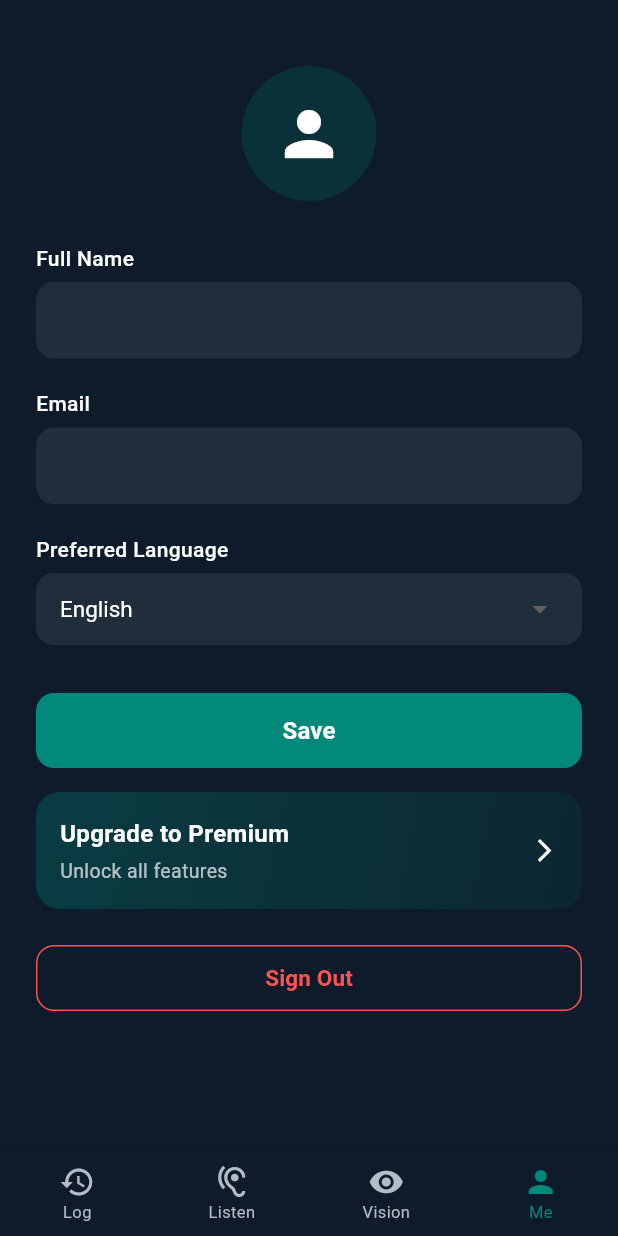
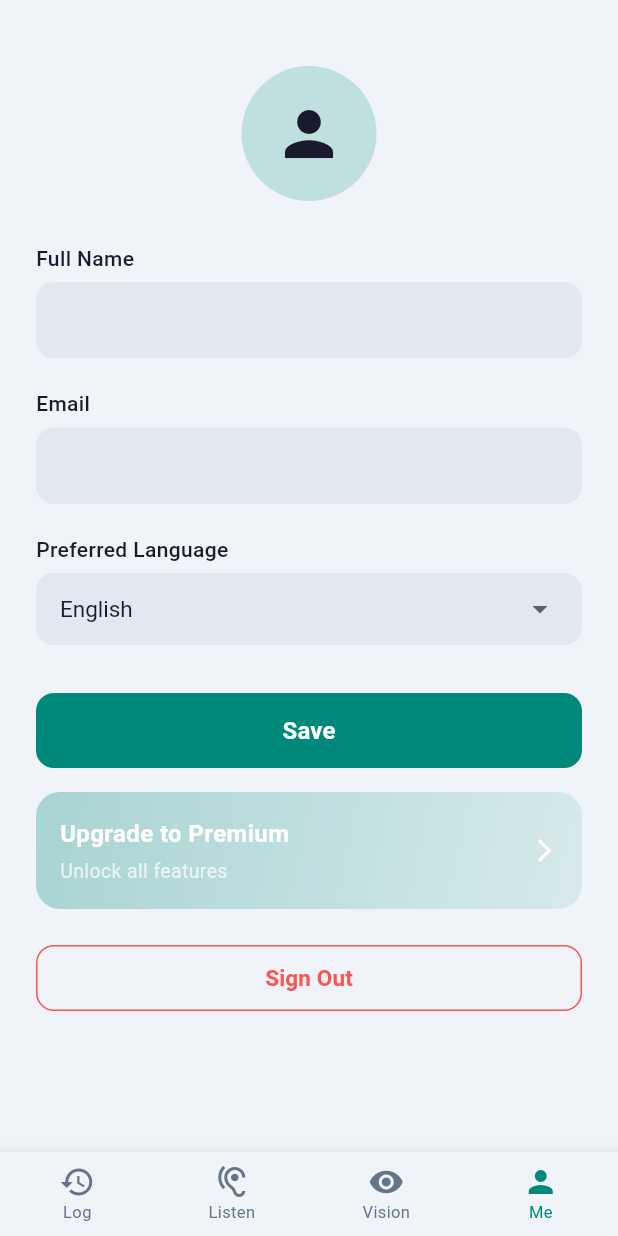
Before and after one commit to hammadkhaanhere/EchoSee, a Flutter app: the HomeScreen screen opened directly with empty values, item 4 of the bottom bar chosen, on a phone screen of 412 x 824 dp. Run offline on Flutter 3.47's test engine with Material 3 defaults, Android fonts, the phone set to English and light mode, and no system bars; our stand-ins replace shared_preferences; accounts and stored records are empty.

Commit message:
light mode adjusted + profle screen added animations

```diff
--- a/lib/constants/app_colors.dart
+++ b/lib/constants/app_colors.dart
@@ -3,18 +3,19 @@ import 'package:flutter/material.dart';
 class AppColors {
   AppColors._();
 
-  // Light theme
-  static const Color navyBlue = Color(0xFF0D1B2A);
+  // Shared
   static const Color teal = Color(0xFF00897B);
   static const Color greenLive = Color(0xFF4CAF50);
-  static const Color cardBackground = Color(0xFFF5F5F5);
-  static const Color textPrimary = Color(0xFFFFFFFF);
-  static const Color textSecondary = Color(0xFFB0BEC5);
-  static const Color subtitleBackground = Color(0xFFFFFFFF);
   static const Color speakerLabel = Color(0xFF1565C0);
-  static const Color subtitleText = Color(0xFF212121);
-  static const Color surfaceLight = Color(0xFFF5F5F5);
-  static const Color surfaceDark = Color(0xFF1A1A2E);
+
+  // Light theme
+  static const Color lightBackground = Color(0xFFF0F4F8);
+  static const Color lightCard = Color(0xFFFFFFFF);
+  static const Color lightTextPrimary = Color(0xFF1A1A2E);
+  static const Color lightTextSecondary = Color(0xFF64748B);
+  static const Color lightSubtitleText = Color(0xFF2D3748);
+  static const Color lightSubtitleBg = Color(0xFFE8EDF2);
+  static const Color lightFieldBg = Color(0xFFE2E8F0);
 
   // Dark theme
   static const Color darkBackground = Color(0xFF0F0F23);
@@ -22,6 +23,7 @@ class AppColors {
   static const Color darkSubtitleBg = Color(0xFF16213E);
   static const Color darkText = Color(0xFFE0E0E0);
   static const Color darkSubtitleText = Color(0xFF90A4AE);
+  static const Color darkFieldBg = Color(0xFF1E1E3A);
 
   // Subtitle color palette
   static const List<Color> subtitleColorPalette = [
@@ -36,18 +38,18 @@ class AppColors {
   static ThemeData lightTheme = ThemeData(
     brightness: Brightness.light,
     colorScheme: ColorScheme.fromSeed(
-      seedColor: navyBlue,
+      seedColor: teal,
       primary: teal,
       brightness: Brightness.light,
     ),
-    scaffoldBackgroundColor: navyBlue,
+    scaffoldBackgroundColor: lightBackground,
     useMaterial3: true,
   );
 
   static ThemeData darkTheme = ThemeData(
     brightness: Brightness.dark,
     colorScheme: ColorScheme.fromSeed(
-      seedColor: darkBackground,
+      seedColor: teal,
       primary: teal,
       brightness: Brightness.dark,
     ),
--- a/lib/reusables/app_bottom_nav.dart
+++ b/lib/reusables/app_bottom_nav.dart
@@ -13,9 +13,10 @@ class AppBottomNav extends StatelessWidget {
 
   @override
   Widget build(BuildContext context) {
+    final isDark = Theme.of(context).brightness == Brightness.dark;
     return Theme(
       data: Theme.of(context).copyWith(
-        canvasColor: AppColors.navyBlue,
+        canvasColor: isDark ? AppColors.darkBackground : AppColors.lightBackground,
         splashFactory: NoSplash.splashFactory,
         highlightColor: Colors.transparent,
       ),
@@ -27,7 +28,9 @@ class AppBottomNav extends StatelessWidget {
         selectedFontSize: 11,
         unselectedFontSize: 11,
         selectedItemColor: AppColors.teal,
-        unselectedItemColor: AppColors.textSecondary,
+        unselectedItemColor: isDark
+            ? AppColors.darkSubtitleText
+            : AppColors.lightTextSecondary,
         items: const [
           BottomNavigationBarItem(icon: Icon(Icons.history), label: 'Log'),
           BottomNavigationBarItem(icon: Icon(Icons.hearing), label: 'Listen'),
--- a/lib/reusables/font_size_selector.dart
+++ b/lib/reusables/font_size_selector.dart
@@ -50,7 +50,7 @@ class FontSizeSelector extends StatelessWidget {
               duration: const Duration(milliseconds: 300),
               style: TextStyle(
                 fontSize: 14 * appState.textScaleFactor,
-                color: AppColors.subtitleText,
+                color: AppColors.lightSubtitleText,
               ),
               child: Container(
                 padding: const EdgeInsets.all(12),
--- a/lib/screens/home_screen.dart
+++ b/lib/screens/home_screen.dart
@@ -54,7 +54,7 @@ class _HomeScreenState extends State<HomeScreen> {
         final isDark = widget.appState.themeMode == ThemeMode.dark;
         return Scaffold(
           backgroundColor:
-              isDark ? AppColors.darkBackground : AppColors.navyBlue,
+               isDark ? AppColors.darkBackground : AppColors.lightBackground,
           body: _PageFadeSwitcher(
             index: _currentIndex,
             pages: _pages,
@@ -93,7 +93,7 @@ class _HomeScreenState extends State<HomeScreen> {
       child: Text(
         'Vision Assistance',
         style: TextStyle(
-          color: isDark ? AppColors.darkText : AppColors.textPrimary,
+          color: isDark ? AppColors.darkText : AppColors.lightTextPrimary,
           fontSize: 18,
         ),
       ),
@@ -122,8 +122,8 @@ class _HomeScreenState extends State<HomeScreen> {
               const SizedBox(width: 6),
               Text(
                 _isListening ? 'Live' : 'Idle',
-                style: const TextStyle(
-                  color: AppColors.textPrimary,
+                style: TextStyle(
+                  color: isDark ? AppColors.darkText : AppColors.lightTextPrimary,
                   fontSize: 14,
                   fontWeight: FontWeight.w500,
                 ),
@@ -135,12 +135,12 @@ class _HomeScreenState extends State<HomeScreen> {
             children: [
               IconButton(
                 icon: Icon(Icons.settings,
-                    color: isDark ? AppColors.darkText : AppColors.textPrimary),
+                    color: isDark ? AppColors.darkText : AppColors.lightTextPrimary),
                 onPressed: () => _showSettingsSheet(),
               ),
               IconButton(
                 icon: Icon(Icons.text_fields,
-                    color: isDark ? AppColors.darkText : AppColors.textPrimary),
+                    color: isDark ? AppColors.darkText : AppColors.lightTextPrimary),
                 onPressed: () => _showFontSheet(),
               ),
             ],
@@ -166,7 +166,7 @@ class _HomeScreenState extends State<HomeScreen> {
                 'Tap the mic to start',
                 style: TextStyle(
                   color:
-                      isDark ? AppColors.darkSubtitleText : AppColors.textSecondary,
+                      isDark ? AppColors.darkSubtitleText : AppColors.lightTextSecondary,
                   fontSize: 14,
                 ),
               ),
@@ -453,7 +453,7 @@ class _AnimatedSubtitleState extends State<_AnimatedSubtitle>
       margin: const EdgeInsets.only(bottom: 8),
       padding: const EdgeInsets.all(12),
       decoration: BoxDecoration(
-        color: widget.isDark ? AppColors.darkCard : AppColors.cardBackground,
+        color: widget.isDark ? AppColors.darkCard : AppColors.lightCard,
         borderRadius: BorderRadius.circular(12),
       ),
       child: Row(
@@ -481,7 +481,7 @@ class _AnimatedSubtitleState extends State<_AnimatedSubtitle>
               style: TextStyle(
                 color: widget.isDark
                     ? AppColors.darkSubtitleText
-                    : AppColors.subtitleText,
+                    : AppColors.lightSubtitleText,
                 fontSize: 14 * widget.textScale,
               ),
             ),
--- a/lib/screens/profile_screen.dart
+++ b/lib/screens/profile_screen.dart
@@ -39,7 +39,7 @@ class _ProfileScreenState extends State<ProfileScreen> {
     final isDark = widget.appState.themeMode == ThemeMode.dark;
 
     return Scaffold(
-      backgroundColor: isDark ? AppColors.darkBackground : AppColors.navyBlue,
+      backgroundColor: isDark ? AppColors.darkBackground : AppColors.lightBackground,
       body: SafeArea(
         child: SingleChildScrollView(
           padding: const EdgeInsets.all(24),
@@ -47,38 +47,54 @@ class _ProfileScreenState extends State<ProfileScreen> {
             crossAxisAlignment: CrossAxisAlignment.start,
             children: [
               const SizedBox(height: 20),
-              Center(
-                child: Container(
-                  width: 90,
-                  height: 90,
-                  decoration: BoxDecoration(
-                    shape: BoxShape.circle,
-                    color: AppColors.teal.withValues(alpha: 0.2),
-                  ),
-                  child: Icon(Icons.person,
-                      size: 48,
-                      color: isDark ? AppColors.darkText : AppColors.textPrimary),
+              _AnimatedSection(
+                delayMs: 0,
+                child: Center(child: _buildAvatar(isDark)),
+              ),
+              const SizedBox(height: 28),
+              _AnimatedSection(
+                delayMs: 100,
+                child: _buildFieldGroup('Full Name', _nameCtrl, isDark),
+              ),
+              const SizedBox(height: 20),
+              _AnimatedSection(
+                delayMs: 200,
+                child: _buildFieldGroup('Email', _emailCtrl, isDark),
+              ),
+              const SizedBox(height: 20),
+              _AnimatedSection(
+                delayMs: 300,
+                child: Column(
+                  crossAxisAlignment: CrossAxisAlignment.start,
+                  children: [
+                    _fieldLabel('Preferred Language', isDark),
+                    const SizedBox(height: 6),
+                    _buildLanguageDropdown(isDark),
+                  ],
                 ),
               ),
-              const SizedBox(height: 28),
-              _fieldLabel('Full Name', isDark),
-              const SizedBox(height: 6),
-              _buildField(_nameCtrl, isDark),
-              const SizedBox(height: 20),
-              _fieldLabel('Email', isDark),
-              const SizedBox(height: 6),
-              _buildField(_emailCtrl, isDark),
-              const SizedBox(height: 20),
-              _fieldLabel('Preferred Language', isDark),
-              const SizedBox(height: 6),
-              _buildLanguageDropdown(isDark),
               const SizedBox(height: 32),
-              _buildSaveButton(isDark),
+              _AnimatedSection(
+                delayMs: 400,
+                child: _buildSaveButton(isDark),
+              ),
+              if (widget.appState.isPremium) ...[
+                const SizedBox(height: 16),
+                _AnimatedSection(
+                  delayMs: 500,
+                  child: _buildPremiumBadge(isDark),
+                ),
+              ],
               const SizedBox(height: 16),
-              if (widget.appState.isPremium) _buildPremiumBadge(isDark),
-              _buildSubscriptionCard(isDark),
+              _AnimatedSection(
+                delayMs: 500,
+                child: _buildSubscriptionCard(isDark),
+              ),
               const SizedBox(height: 24),
-              _buildSignOutButton(isDark),
+              _AnimatedSection(
+                delayMs: 600,
+                child: _buildSignOutButton(isDark),
+              ),
             ],
           ),
         ),
@@ -86,11 +102,36 @@ class _ProfileScreenState extends State<ProfileScreen> {
     );
   }
 
+  Widget _buildAvatar(bool isDark) {
+    return Container(
+      width: 90,
+      height: 90,
+      decoration: BoxDecoration(
+        shape: BoxShape.circle,
+        color: AppColors.teal.withValues(alpha: 0.2),
+      ),
+      child: Icon(Icons.person,
+          size: 48,
+          color: isDark ? AppColors.darkText : AppColors.lightTextPrimary),
+    );
+  }
+
+  Widget _buildFieldGroup(String label, TextEditingController ctrl, bool isDark) {
+    return Column(
+      crossAxisAlignment: CrossAxisAlignment.start,
+      children: [
+        _fieldLabel(label, isDark),
+        const SizedBox(height: 6),
+        _buildField(ctrl, isDark),
+      ],
+    );
+  }
+
   Widget _fieldLabel(String text, bool isDark) {
     return Text(
       text,
       style: TextStyle(
-        color: isDark ? AppColors.darkText : AppColors.textPrimary,
+        color: isDark ? AppColors.darkText : AppColors.lightTextPrimary,
         fontSize: 14,
         fontWeight: FontWeight.w500,
       ),
@@ -100,15 +141,19 @@ class _ProfileScreenState extends State<ProfileScreen> {
   Widget _buildField(TextEditingController ctrl, bool isDark) {
     return Container(
       decoration: BoxDecoration(
-        color: Colors.white.withValues(alpha: 0.08),
+        color: isDark ? AppColors.darkFieldBg : AppColors.lightFieldBg,
         borderRadius: BorderRadius.circular(12),
       ),
       child: TextField(
         controller: ctrl,
-        style: const TextStyle(color: Colors.white, fontSize: 15),
+        style: TextStyle(
+          color: isDark ? AppColors.darkText : AppColors.lightTextPrimary,
+          fontSize: 15,
+        ),
         decoration: InputDecoration(
           border: InputBorder.none,
-          contentPadding: const EdgeInsets.symmetric(horizontal: 16, vertical: 14),
+          contentPadding:
+              const EdgeInsets.symmetric(horizontal: 16, vertical: 14),
         ),
       ),
     );
@@ -118,15 +163,16 @@ class _ProfileScreenState extends State<ProfileScreen> {
     return Container(
       padding: const EdgeInsets.symmetric(horizontal: 16),
       decoration: BoxDecoration(
-        color: Colors.white.withValues(alpha: 0.08),
+        color: isDark ? AppColors.darkFieldBg : AppColors.lightFieldBg,
         borderRadius: BorderRadius.circular(12),
       ),
       child: DropdownButtonHideUnderline(
         child: DropdownButton<String>(
           value: _selectedLang,
           isExpanded: true,
-          dropdownColor: isDark ? AppColors.darkCard : AppColors.navyBlue,
-          style: const TextStyle(color: Colors.white, fontSize: 15),
+          dropdownColor: isDark ? AppColors.darkCard : Colors.white,
+          style: TextStyle(
+              color: isDark ? AppColors.darkText : AppColors.lightTextPrimary, fontSize: 15),
           items: ['English', 'Urdu']
               .map((l) => DropdownMenuItem(value: l, child: Text(l)))
               .toList(),
@@ -177,7 +223,8 @@ class _ProfileScreenState extends State<ProfileScreen> {
           Icon(Icons.star, color: Colors.amber, size: 18),
           SizedBox(width: 6),
           Text('Premium Active',
-              style: TextStyle(color: Colors.amber, fontWeight: FontWeight.w600)),
+              style:
+                  TextStyle(color: Colors.amber, fontWeight: FontWeight.w600)),
         ],
       ),
     );
@@ -224,7 +271,8 @@ class _ProfileScreenState extends State<ProfileScreen> {
                     widget.appState.isPremium
                         ? 'Multi-language, full history & more'
                         : 'Unlock all features',
-                    style: const TextStyle(color: Colors.white70, fontSize: 13),
+                    style:
+                        const TextStyle(color: Colors.white70, fontSize: 13),
                   ),
                 ],
               ),
@@ -261,3 +309,59 @@ class _ProfileScreenState extends State<ProfileScreen> {
     );
   }
 }
+
+// ─── Animated Section ─────────────────────────────────────
+
+class _AnimatedSection extends StatefulWidget {
+  final int delayMs;
+  final Widget child;
+  const _AnimatedSection({required this.delayMs, required this.child});
+
+  @override
+  State<_AnimatedSection> createState() => _AnimatedSectionState();
+}
+
+class _AnimatedSectionState extends State<_AnimatedSection>
+    with SingleTickerProviderStateMixin {
+  late AnimationController _ctrl;
+  late Animation<double> _fade;
+  late Animation<Offset> _slide;
+
+  @override
+  void initState() {
+    super.initState();
+    _ctrl = AnimationController(
+      vsync: this,
+      duration: const Duration(milliseconds: 400),
+    );
+    _fade = Tween<double>(begin: 0, end: 1).animate(
+      CurvedAnimation(parent: _ctrl, curve: Curves.easeIn),
+    );
+    _slide = Tween<Offset>(
+      begin: const Offset(0, 0.15),
+      end: Offset.zero,
+    ).animate(
+      CurvedAnimation(parent: _ctrl, curve: Curves.easeOut),
+    );
+    Future.delayed(Duration(milliseconds: widget.delayMs), () {
+      if (mounted) _ctrl.forward();
+    });
+  }
+
+  @override
+  void dispose() {
+    _ctrl.dispose();
+    super.dispose();
+  }
+
+  @override
+  Widget build(BuildContext context) {
+    return FadeTransition(
+      opacity: _fade,
+      child: SlideTransition(
+        position: _slide,
+        child: widget.child,
+      ),
+    );
+  }
+}
--- a/lib/screens/sign_in_screen.dart
+++ b/lib/screens/sign_in_screen.dart
@@ -51,7 +51,7 @@ class _SignInScreenState extends State<SignInScreen>
     final bottom = MediaQuery.of(context).viewInsets.bottom;
 
     return Scaffold(
-      backgroundColor: isDark ? AppColors.darkBackground : AppColors.navyBlue,
+      backgroundColor: isDark ? AppColors.darkBackground : AppColors.lightBackground,
       body: SafeArea(
         child: SingleChildScrollView(
           padding: EdgeInsets.fromLTRB(24, 40, 24, 24 + bottom),
@@ -64,7 +64,7 @@ class _SignInScreenState extends State<SignInScreen>
                 Text(
                   'Welcome Back',
                   style: TextStyle(
-                    color: isDark ? AppColors.darkText : AppColors.textPrimary,
+                    color: isDark ? AppColors.darkText : AppColors.lightTextPrimary,
                     fontSize: 22,
                     fontWeight: FontWeight.bold,
                   ),
@@ -133,7 +133,7 @@ class _SignInScreenState extends State<SignInScreen>
         Text(
           'EchoSee',
           style: TextStyle(
-            color: isDark ? AppColors.darkText : AppColors.textPrimary,
+            color: isDark ? AppColors.darkText : AppColors.lightTextPrimary,
             fontSize: 22,
             fontWeight: FontWeight.bold,
             letterSpacing: 1.2,
--- a/lib/screens/sign_up_screen.dart
+++ b/lib/screens/sign_up_screen.dart
@@ -39,7 +39,7 @@ class _SignUpScreenState extends State<SignUpScreen> {
     final bottom = MediaQuery.of(context).viewInsets.bottom;
 
     return Scaffold(
-      backgroundColor: isDark ? AppColors.darkBackground : AppColors.navyBlue,
+      backgroundColor: isDark ? AppColors.darkBackground : AppColors.lightBackground,
       body: SafeArea(
         child: SingleChildScrollView(
           padding: EdgeInsets.fromLTRB(24, 40, 24, 24 + bottom),
@@ -50,7 +50,7 @@ class _SignUpScreenState extends State<SignUpScreen> {
               Text(
                 'Create Account',
                 style: TextStyle(
-                  color: isDark ? AppColors.darkText : AppColors.textPrimary,
+                  color: isDark ? AppColors.darkText : AppColors.lightTextPrimary,
                   fontSize: 22,
                   fontWeight: FontWeight.bold,
                 ),
@@ -122,7 +122,7 @@ class _SignUpScreenState extends State<SignUpScreen> {
         Text(
           'EchoSee',
           style: TextStyle(
-            color: isDark ? AppColors.darkText : AppColors.textPrimary,
+            color: isDark ? AppColors.darkText : AppColors.lightTextPrimary,
             fontSize: 22,
             fontWeight: FontWeight.bold,
             letterSpacing: 1.2,
--- a/lib/screens/splash_screen.dart
+++ b/lib/screens/splash_screen.dart
@@ -30,7 +30,7 @@ class _SplashScreenState extends State<SplashScreen> {
   Widget build(BuildContext context) {
     final isDark = widget.appState.themeMode == ThemeMode.dark;
     return Scaffold(
-      backgroundColor: isDark ? AppColors.darkBackground : AppColors.navyBlue,
+      backgroundColor: isDark ? AppColors.darkBackground : AppColors.lightBackground,
       body: Center(
         child: Column(
           mainAxisAlignment: MainAxisAlignment.center,
@@ -57,7 +57,7 @@ class _SplashScreenState extends State<SplashScreen> {
             Text(
               'EchoSee',
               style: TextStyle(
-                color: isDark ? AppColors.darkText : AppColors.textPrimary,
+                color: isDark ? AppColors.darkText : AppColors.lightTextPrimary,
                 fontSize: 28,
                 fontWeight: FontWeight.bold,
                 letterSpacing: 1.2,
@@ -69,7 +69,7 @@ class _SplashScreenState extends State<SplashScreen> {
               style: TextStyle(
                 color: isDark
                     ? AppColors.darkSubtitleText
-                    : AppColors.textSecondary,
+                    : AppColors.lightTextSecondary,
                 fontSize: 14,
                 letterSpacing: 0.5,
               ),
```
Also changed, not shown: lib/main.dart (+3 -17 lines), lib/reusables/auth_text_field.dart (+16 -5 lines), lib/reusables/transcript_tile.dart (+12 -10 lines), lib/screens/subscription_screen.dart (+23 -15 lines), lib/screens/transcript_screen.dart (+17 -13 lines).
